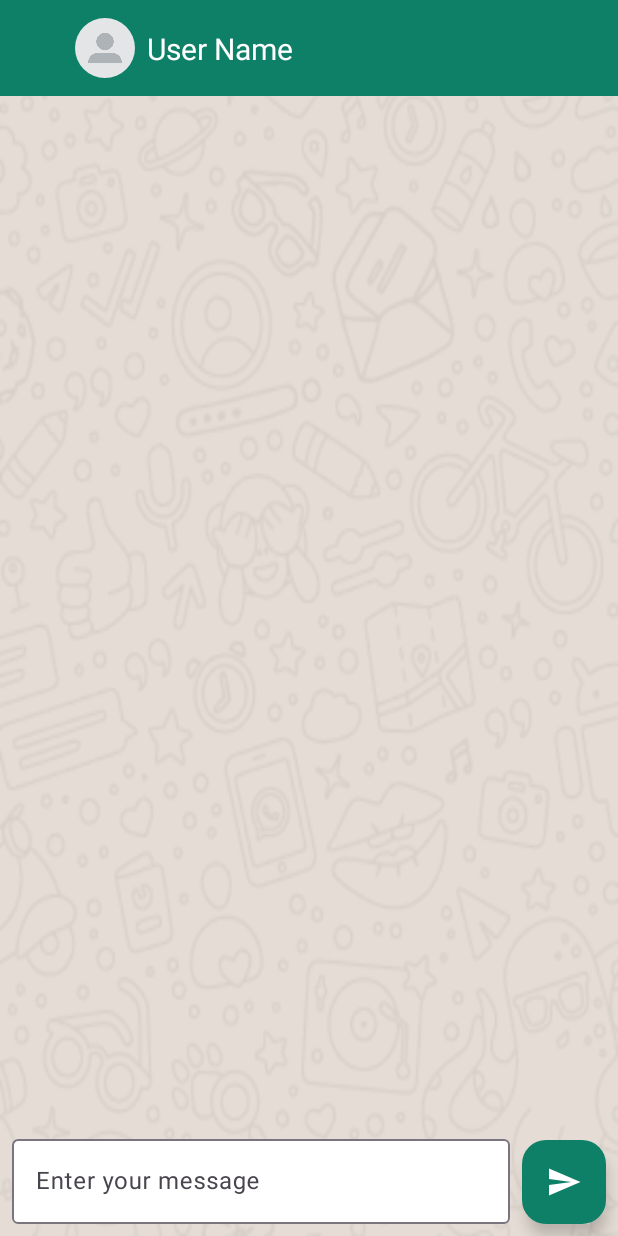
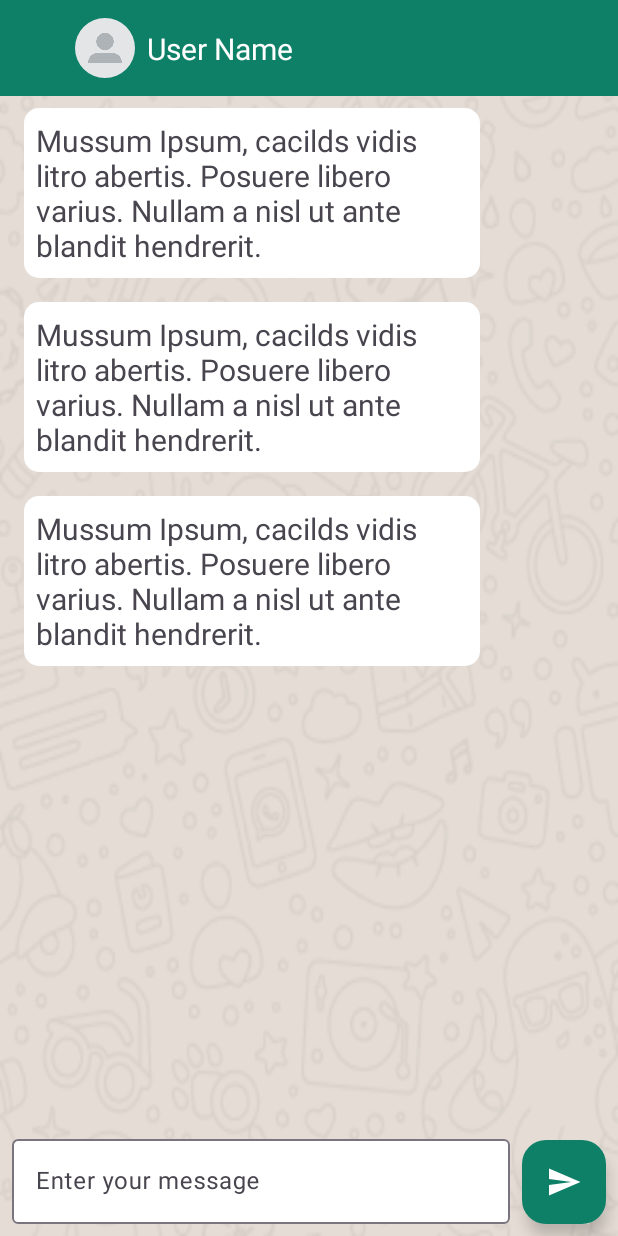
Before and after one commit to EdoTXp/Whatsapp-Concept, an Android app: the layout activity_chat.xml on its own in the app's theme, with its tools: preview values and no code run, on a phone screen of 412 x 824 dp. Run offline under Robolectric (Android 15) with nearby library versions, the phone set to English and light mode, and no system bars.

Commit message:
* Add `background_chat_remitted` and `background_chat_received` drawables; * Create `item_chat_remitted` and `item_chat_received` layouts; * Add a new color `colorBackgroundChatReceived`; * Add a placeholder for chat messages `chat_message_place_holder` in strings.xml;

```diff
--- /dev/null
+++ b/app/src/main/res/drawable/background_chat_received.xml
@@ -0,0 +1,6 @@
+<?xml version="1.0" encoding="utf-8"?>
+<shape xmlns:android="http://schemas.android.com/apk/res/android"
+    android:shape="rectangle">
+    <solid android:color="@color/white" />
+    <corners android:radius="10dp"/>
+</shape>
--- /dev/null
+++ b/app/src/main/res/drawable/background_chat_remitted.xml
@@ -0,0 +1,6 @@
+<?xml version="1.0" encoding="utf-8"?>
+<shape xmlns:android="http://schemas.android.com/apk/res/android"
+    android:shape="rectangle">
+    <solid android:color="@color/colorBackgroundChatReceived" />
+    <corners android:radius="10dp"/>
+</shape>
--- a/app/src/main/res/layout/activity_chat.xml
+++ b/app/src/main/res/layout/activity_chat.xml
@@ -55,7 +55,8 @@
         app:layout_constraintEnd_toEndOf="parent"
         app:layout_constraintHorizontal_bias="0.5"
         app:layout_constraintStart_toStartOf="parent"
-        app:layout_constraintTop_toBottomOf="@+id/tb_chat" />
+        app:layout_constraintTop_toBottomOf="@+id/tb_chat"
+        tools:listitem="@layout/item_chat_received" />
 
     <com.google.android.material.textfield.TextInputLayout
         android:id="@+id/textInputLayout2"
--- /dev/null
+++ b/app/src/main/res/layout/item_chat_received.xml
@@ -0,0 +1,23 @@
+<?xml version="1.0" encoding="utf-8"?>
+<androidx.constraintlayout.widget.ConstraintLayout xmlns:android="http://schemas.android.com/apk/res/android"
+    xmlns:app="http://schemas.android.com/apk/res-auto"
+    android:layout_width="match_parent"
+    android:layout_height="wrap_content"
+    android:padding="8dp">
+
+    <TextView
+        android:id="@+id/text_chat_received"
+        android:layout_width="0dp"
+        android:layout_height="wrap_content"
+        android:background="@drawable/background_chat_received"
+        android:padding="8dp"
+        android:text="@string/chat_message_place_holder"
+        android:textSize="20sp"
+        app:layout_constraintBottom_toBottomOf="parent"
+        app:layout_constraintEnd_toEndOf="parent"
+        app:layout_constraintHorizontal_bias="0.0"
+        app:layout_constraintStart_toStartOf="parent"
+        app:layout_constraintTop_toTopOf="parent"
+        app:layout_constraintVertical_bias="0.5"
+        app:layout_constraintWidth_percent="0.8" />
+</androidx.constraintlayout.widget.ConstraintLayout>
--- a/app/src/main/res/values/colors.xml
+++ b/app/src/main/res/values/colors.xml
@@ -6,4 +6,5 @@
 
     <color name="colorPrimary">#FF0F8068</color>
     <color name="colorPrimaryVariant">#FF16A984</color>
+    <color name="colorBackgroundChatReceived">#FFDBF9C4</color>
 </resources>
--- a/app/src/main/res/values/strings.xml
+++ b/app/src/main/res/values/strings.xml
@@ -38,4 +38,5 @@
     <string name="enter_your_message_hint">Enter your message</string>
     <string name="error_send_message">Error on send message</string>
     <string name="error_get_chats">Error on get chats</string>
+    <string name="chat_message_place_holder" translatable="false">Mussum Ipsum, cacilds vidis litro abertis. Posuere libero varius. Nullam a nisl ut ante blandit hendrerit.</string>
 </resources>
```
Also changed, not shown: app/src/main/res/layout/item_chat_remitted.xml (added, +23 -0 lines).
